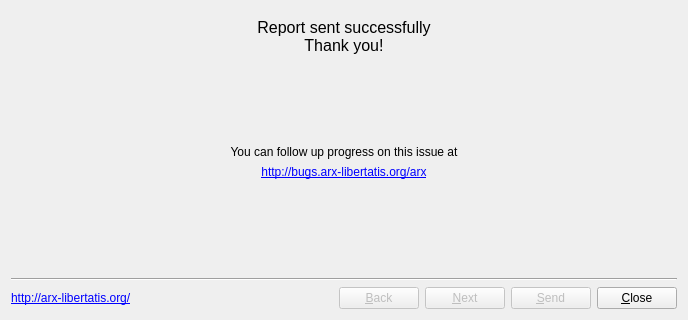
Old version of the form tools/crashreporter/ui/ErrorReportDialog.ui in the repository arx/ArxLibertatis; both pictures show x 0 to 688 and y 185 to 505 of the 688 by 505 pixel window.
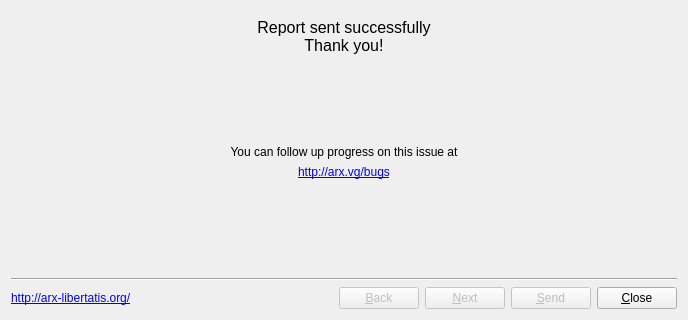
New version of the form. The open tabs and pages were chosen to show the change. Icons and pictures are not drawn.

Commit message: Use http://arx.vg/bugs

What changed in the file:
```diff
--- a/tools/crashreporter/ui/ErrorReportDialog.ui
+++ b/tools/crashreporter/ui/ErrorReportDialog.ui
@@ -676,7 +676,7 @@
           <cursorShape>PointingHandCursor</cursorShape>
          </property>
          <property name="text">
-          <string>&lt;a href=&quot;http://bugs.arx-libertatis.org/arx&quot;&gt;http://bugs.arx-libertatis.org/arx&lt;/a&gt;</string>
+          <string>&lt;a href=&quot;http://arx.vg/bugs&quot;&gt;http://arx.vg/bugs&lt;/a&gt;</string>
          </property>
          <property name="alignment">
           <set>Qt::AlignCenter</set>
```
